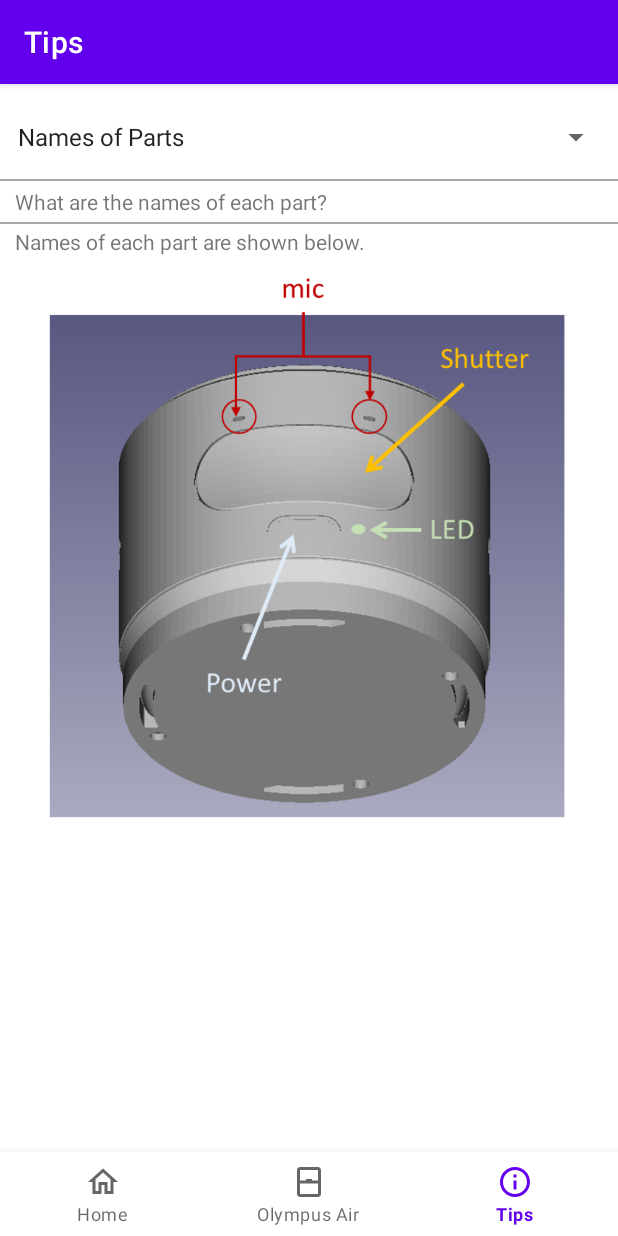
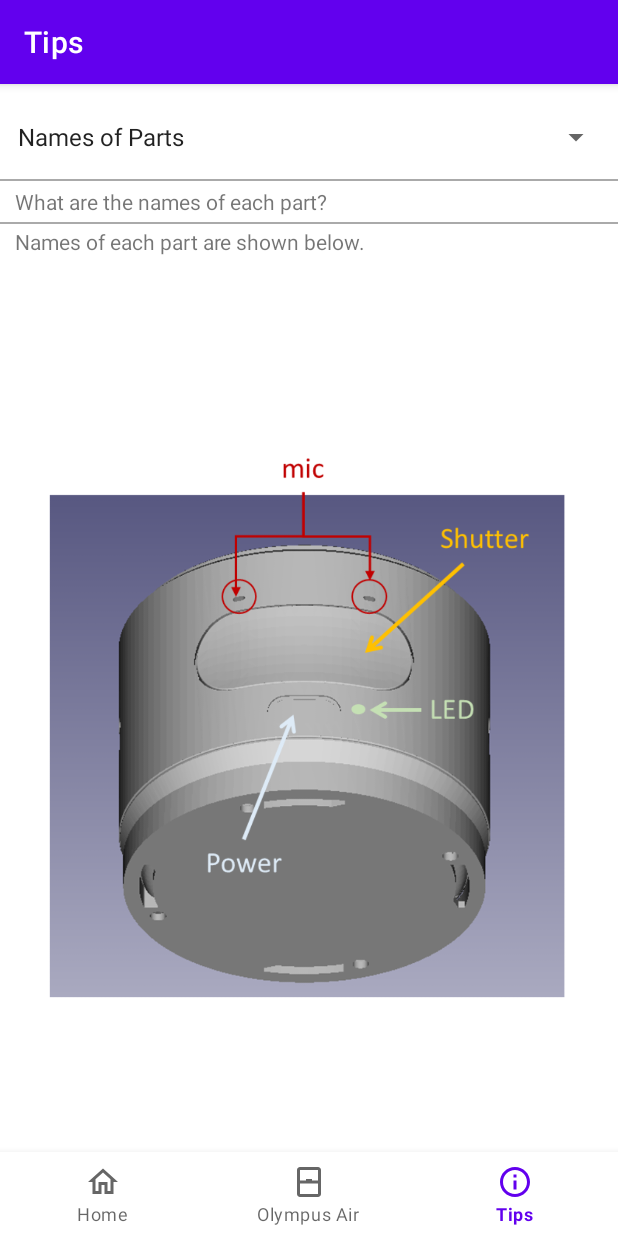
Before and after one commit to MRSa/AirA01c, an Android app: the TipsFragment screen opened through its navigation route, on a phone screen of 412 x 824 dp. Run offline under Robolectric (Android 15) with nearby library versions, the phone set to English and light mode, and no system bars; our stand-ins replace navigation-ui; 1 statement that could not run was skipped.

Commit message:
レイアウト等を調整。

```diff
--- a/app/src/main/java/jp/osdn/gokigen/aira01c/ui/configuration/ConfigurationFragment.kt
+++ b/app/src/main/java/jp/osdn/gokigen/aira01c/ui/configuration/ConfigurationFragment.kt
@@ -17,4 +17,12 @@ class ConfigurationFragment : Fragment()
         val root: View = inflater.inflate(R.layout.fragment_configuration, container, false)
         return root
     }
+
+
+
+    companion object
+    {
+        private val TAG = ConfigurationFragment::class.java.simpleName
+    }
+
 }
--- a/app/src/main/res/layout/fragment_tips.xml
+++ b/app/src/main/res/layout/fragment_tips.xml
@@ -37,7 +37,6 @@
 
     <androidx.appcompat.widget.AppCompatTextView
         android:id="@+id/tips_question"
-        android:layout_weight="2"
         android:layout_width="match_parent"
         android:layout_height="wrap_content"
         android:layout_marginTop="4dp"
@@ -67,7 +66,6 @@
 
     <androidx.appcompat.widget.AppCompatTextView
         android:id="@+id/tips_answer"
-        android:layout_weight="2"
         android:layout_width="match_parent"
         android:layout_height="wrap_content"
         android:layout_marginStart="10dp"
@@ -82,23 +80,31 @@
         android:text="@string/faq_answer_00"
         />
 
-    <androidx.appcompat.widget.AppCompatImageView
-        android:id="@+id/tips_image"
+    <androidx.core.widget.NestedScrollView
+        android:id="@+id/tips_image_scroll_view"
         android:layout_width="match_parent"
         android:layout_height="wrap_content"
-        android:layout_gravity="top|start"
         android:layout_marginStart="0dp"
         android:layout_marginLeft="0dp"
         android:layout_marginEnd="0dp"
         android:layout_marginTop="2dp"
-        android:layout_marginBottom="8dp"
-        android:layout_weight="4"
-        android:scaleType="fitCenter"
-        android:adjustViewBounds="true"
-        android:contentDescription="@string/title_tips"
-        android:src="@drawable/air03"
+        android:layout_marginBottom="0dp"
+        android:isScrollContainer="false"
+        android:fadeScrollbars="true"
         app:layout_constraintStart_toStartOf="parent"
         app:layout_constraintHorizontal_bias="0.0"
         app:layout_constraintTop_toBottomOf="@id/tips_answer"
-        />
+        app:layout_constraintBottom_toBottomOf="parent"
+        >
+        <androidx.appcompat.widget.AppCompatImageView
+            android:id="@+id/tips_image"
+            android:layout_width="match_parent"
+            android:layout_height="wrap_content"
+            android:layout_gravity="top|start"
+            android:scaleType="fitCenter"
+            android:adjustViewBounds="true"
+            android:contentDescription="@string/title_tips"
+            android:src="@drawable/air03"
+            />
+    </androidx.core.widget.NestedScrollView>
 </androidx.constraintlayout.widget.ConstraintLayout>
```
Also changed, not shown: app/src/main/ic_launcher-playstore.png, app/src/main/res/mipmap-hdpi/ic_launcher.webp, app/src/main/res/mipmap-hdpi/ic_launcher_round.webp, app/src/main/res/mipmap-mdpi/ic_launcher.webp, app/src/main/res/mipmap-mdpi/ic_launcher_round.webp, app/src/main/res/mipmap-xhdpi/ic_launcher.webp, app/src/main/res/mipmap-xhdpi/ic_launcher_round.webp, app/src/main/res/mipmap-xxhdpi/ic_launcher.webp, app/src/main/res/mipmap-xxhdpi/ic_launcher_round.webp, app/src/main/res/mipmap-xxxhdpi/ic_launcher.webp, app/src/main/res/mipmap-xxxhdpi/ic_launcher_round.webp, 1 other file.
